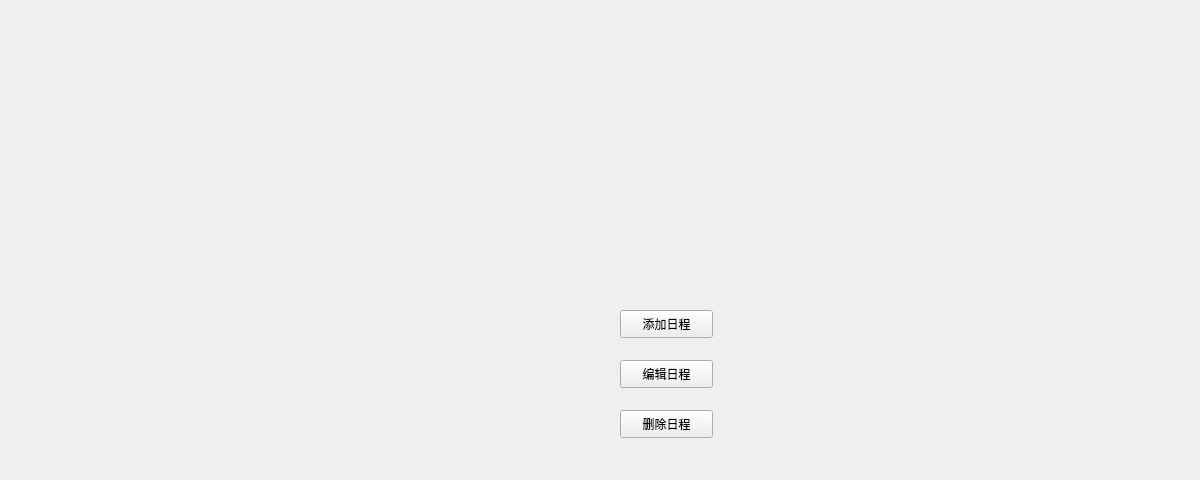
Qt form OutTime/timetable.ui (agilelike/OurTime) before a commit.
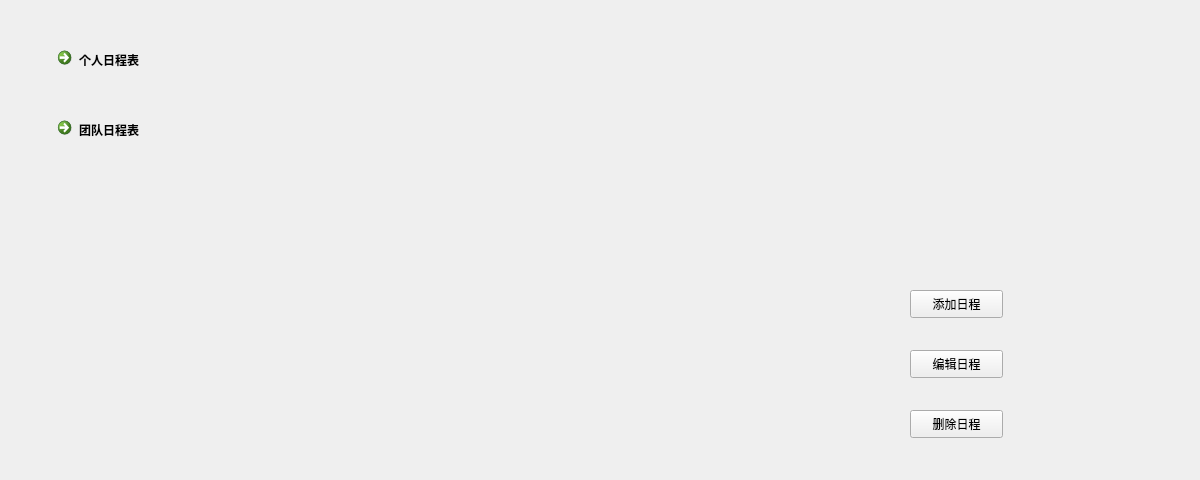
The same form after that commit. Icons and pictures are not drawn.

The edit to the form file:
```diff
--- a/OutTime/timetable.ui
+++ b/OutTime/timetable.ui
@@ -16,7 +16,7 @@
   <widget class="QLabel" name="label">
    <property name="geometry">
     <rect>
-     <x>40</x>
+     <x>290</x>
      <y>20</y>
      <width>551</width>
      <height>421</height>
@@ -32,8 +32,8 @@
   <widget class="QPushButton" name="pushButton">
    <property name="geometry">
     <rect>
-     <x>620</x>
-     <y>310</y>
+     <x>910</x>
+     <y>290</y>
      <width>93</width>
      <height>28</height>
     </rect>
@@ -45,8 +45,8 @@
   <widget class="QPushButton" name="pushButton_2">
    <property name="geometry">
     <rect>
-     <x>620</x>
-     <y>360</y>
+     <x>910</x>
+     <y>350</y>
      <width>93</width>
      <height>28</height>
     </rect>
@@ -58,7 +58,7 @@
   <widget class="QPushButton" name="pushButton_3">
    <property name="geometry">
     <rect>
-     <x>620</x>
+     <x>910</x>
      <y>410</y>
      <width>93</width>
      <height>28</height>
@@ -68,6 +68,32 @@
     <string>删除日程</string>
    </property>
   </widget>
+  <widget class="QCommandLinkButton" name="commandLinkButton">
+   <property name="geometry">
+    <rect>
+     <x>50</x>
+     <y>40</y>
+     <width>187</width>
+     <height>41</height>
+    </rect>
+   </property>
+   <property name="text">
+    <string>个人日程表</string>
+   </property>
+  </widget>
+  <widget class="QCommandLinkButton" name="commandLinkButton_2">
+   <property name="geometry">
+    <rect>
+     <x>50</x>
+     <y>110</y>
+     <width>187</width>
+     <height>41</height>
+    </rect>
+   </property>
+   <property name="text">
+    <string>团队日程表</string>
+   </property>
+  </widget>
  </widget>
  <resources/>
  <connections/>
```
Left out of the diff: 2 changed lines with no effect on the pictures.
